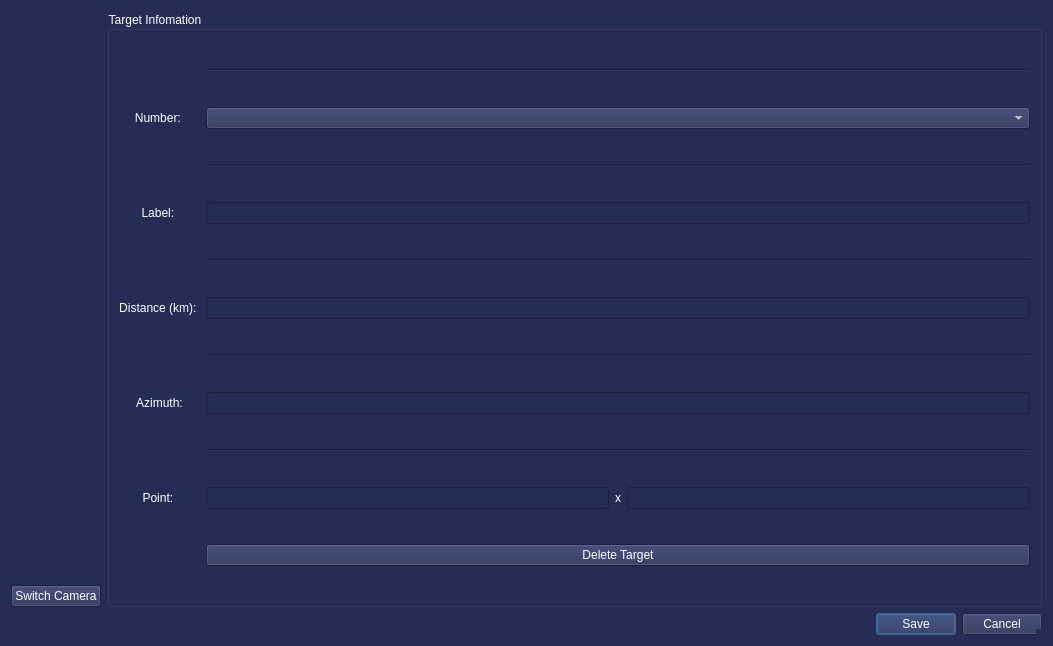
Before: the Qt Designer form js06/resources/target_view.ui in Oh-JongJin/js08, drawn with Qt 5.
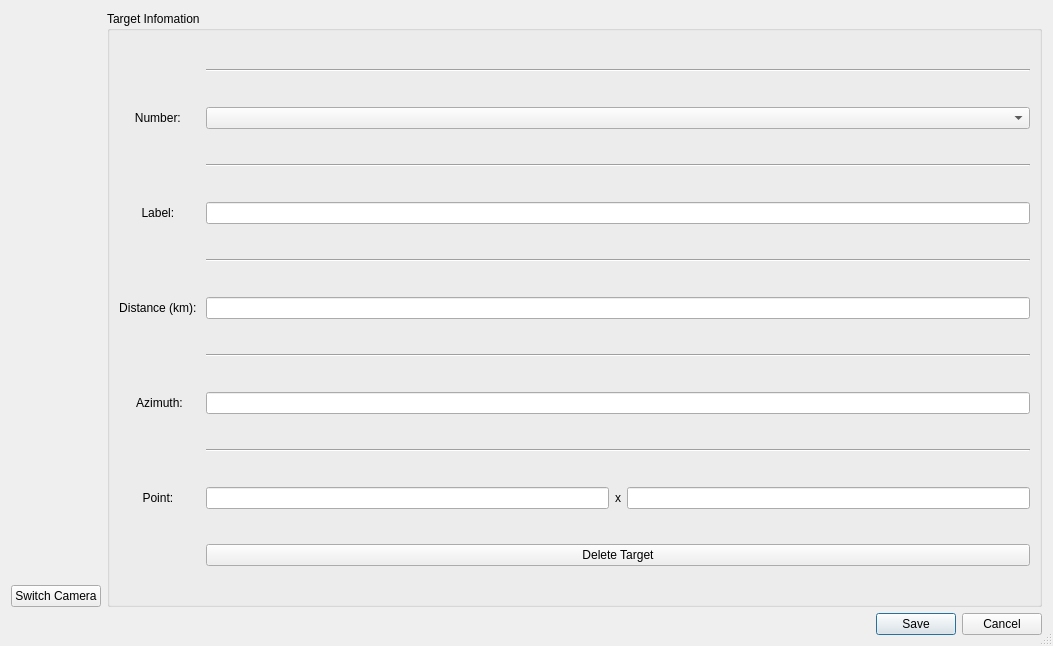
After: the same form once the commit is applied.

Commit message: Modify paint on label to add 8 cardinal directions

```diff
--- a/js06/resources/target_view.ui
+++ b/js06/resources/target_view.ui
@@ -29,8 +29,7 @@
    <bool>false</bool>
   </property>
   <property name="styleSheet">
-   <string notr="true">background-color: rgb(39, 44, 86);
-color: rgb(255, 255, 255);</string>
+   <string notr="true">font: 9pt &quot;Noto Sans&quot;;</string>
   </property>
   <property name="sizeGripEnabled">
    <bool>true</bool>
@@ -91,8 +90,7 @@
           </size>
          </property>
          <property name="styleSheet">
-          <string notr="true">background-color: rgb(39, 44, 86);
-color: rgb(255, 255, 255);</string>
+          <string notr="true"/>
          </property>
          <property name="title">
           <string>Target Infomation</string>
```
The commit also changes 4 other files.
